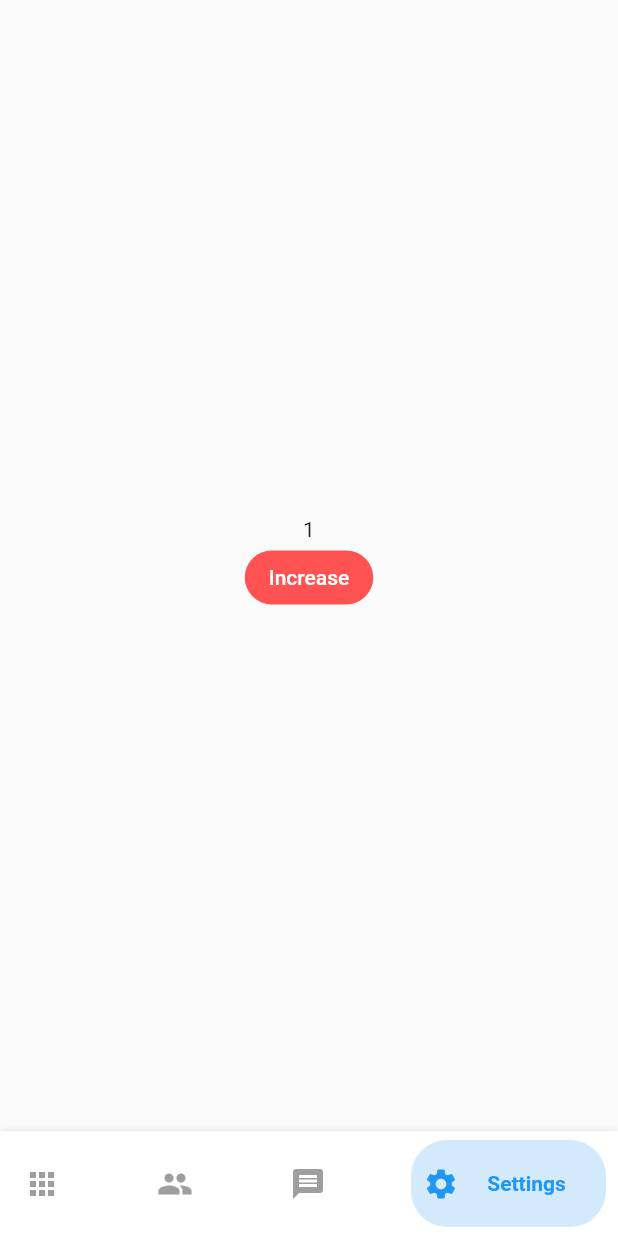
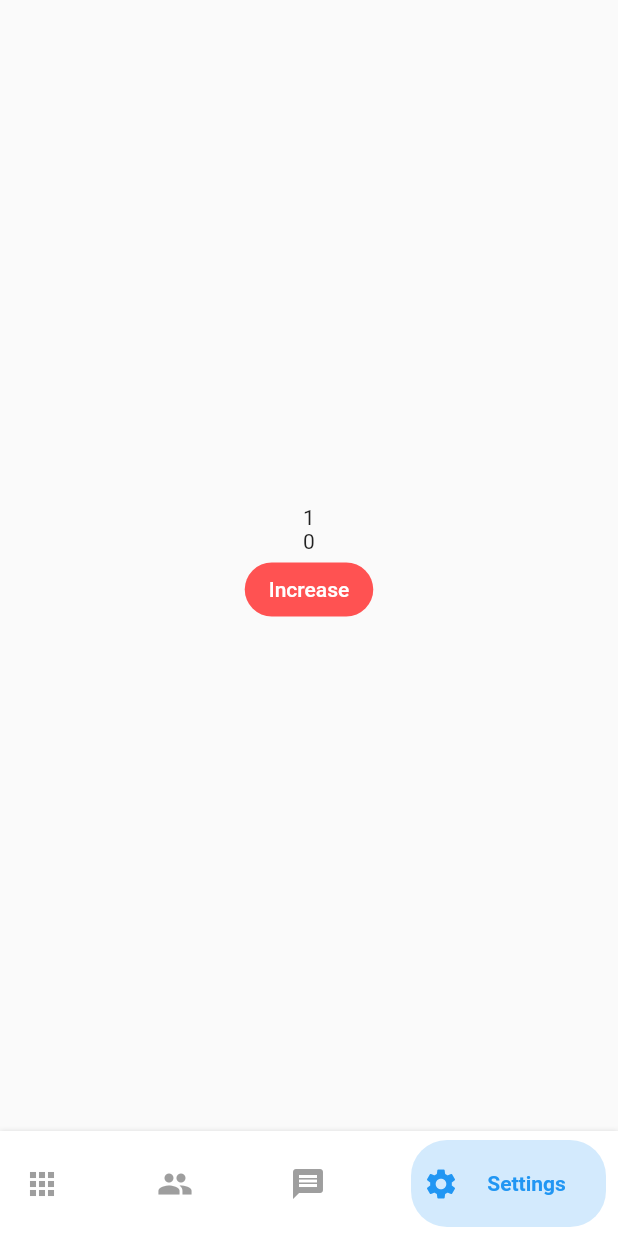
Before and after one commit to 525UmerYousaf/getx_bottom_nav_bar, a Flutter app: the screen it shows after launch, item 4 of the bottom bar chosen, after a tap on "Increase", on a phone screen of 412 x 824 dp. Run offline on Flutter 3.47's test engine with Material 2 defaults, Android fonts, the phone set to English and light mode, and no system bars; our stand-ins replace get.

Commit message:
sending final to GitHub

```diff
--- a/lib/main.dart
+++ b/lib/main.dart
@@ -1,6 +1,8 @@
 import './pages/dashboard/dashboard.dart';
 import 'package:flutter/material.dart';
 import 'package:get/get.dart';
+
+import 'pages/dashboard/dashboard_binding.dart';
 
 void main() {
   runApp(const MyApp());
@@ -22,9 +24,18 @@ class MyApp extends StatelessWidget {
         GetPage(
           name: "/",
           page: () => MyDashBoard(),
+          //  Inside above file is where all logic of routing is present but
+          //  without following binding above one is useless bcz inside binding
+          //  are all of my controllers are lazily-initialized.
+          binding: DashBoardBinding(),
+          //  The binding needs to be initialized inside "main.dart" file.
         ),
+        //  With above code, we're doing getX & bottom nav-bar
+        //  routing together.
       ],
-      home: MyDashBoard(),
+      //  Without removing below code i will get null check error bcz now
+      //  my "binding" and "page" property take controll of every-thing.
+      //  home: MyDashBoard(),
     );
   }
 }
--- a/lib/pages/add/add_controller.dart
+++ b/lib/pages/add/add_controller.dart
@@ -1,3 +1,9 @@
 import 'package:get/get.dart';
 
-class AddPage extends GetxController {}
+class AddController extends GetxController {
+  var counter = 0.obs;
+
+  void increaseConter() {
+    counter.value++;
+  }
+}
--- a/lib/pages/add/add_page.dart
+++ b/lib/pages/add/add_page.dart
@@ -1,48 +1,34 @@
-import 'package:flutter/cupertino.dart';
 import 'package:flutter/material.dart';
+import 'package:get/get.dart';
 
-class AddPage extends StatefulWidget {
-  const AddPage({Key? key}) : super(key: key);
+import './add_controller.dart';
 
-  @override
-  _AddPageState createState() => _AddPageState();
-}
-
-class _AddPageState extends State<AddPage> {
-  int counter=0;
+class AddPage extends GetView<AddController> {
+  int counter = 0;
   @override
   Widget build(BuildContext context) {
-    return  Scaffold(
+    return Scaffold(
       body: Container(
         child: Center(
           child: Column(
             mainAxisAlignment: MainAxisAlignment.center,
             crossAxisAlignment: CrossAxisAlignment.center,
             children: [
-              Text(
-                "$counter"
-              ),
+              Obx(() => Text('${controller.counter.value}')),
+              Text("$counter"),
               ElevatedButton(
                 style: ElevatedButton.styleFrom(
-                    primary:Colors.redAccent,
+                    primary: Colors.redAccent,
                     elevation: 0,
                     shape: RoundedRectangleBorder(
-                        borderRadius: BorderRadius.circular(20)
-                    )
-                ),
+                        borderRadius: BorderRadius.circular(20))),
                 child: Text("Increase"),
-                onPressed: (){
-                  setState(() {
-                    counter++;
-                  });
-                },
+                onPressed: () => controller.increaseConter(),
               ),
-
-
             ],
           ),
         ),
       ),
-    );;
+    );
   }
 }
--- a/lib/pages/home/home_controller.dart
+++ b/lib/pages/home/home_controller.dart
@@ -1,3 +1,5 @@
 import 'package:get/get.dart';
 
-class HomePage extends GetxController {}
+class HomePageController extends GetxController {
+  final String title = "Home Page Title";
+}
--- a/lib/pages/home/home_page.dart
+++ b/lib/pages/home/home_page.dart
@@ -1,13 +1,15 @@
 import 'package:flutter/material.dart';
 import 'package:get/get.dart';
 
-class HomePage extends StatelessWidget {
+import './home_controller.dart';
+
+class HomePage extends GetView<HomePageController> {
   @override
   Widget build(BuildContext context) {
     return Scaffold(
       appBar: AppBar(
         title: Text(
-          "Home page",
+          controller.title,
           style: TextStyle(color: Colors.black),
         ),
         elevation: 0,
--- a/lib/pages/users/users_page.dart
+++ b/lib/pages/users/users_page.dart
@@ -1,16 +1,28 @@
 import 'package:flutter/material.dart';
 import 'package:get/get.dart';
-
+import '../add/add_controller.dart';
 
 class UsersPage extends StatelessWidget {
+  final AddController c = Get.put(AddController());
   @override
   Widget build(BuildContext context) {
     return Scaffold(
       body: Container(
         child: Center(
-          child: Text(
-            "Users Page",
-            style: TextStyle(fontSize: 20),
+          child: Column(
+            children: [
+              Text(
+                "Users Number",
+                style: TextStyle(fontSize: 20),
+              ),
+              Divider(),
+              Obx(
+                () => Text(
+                  "${c.counter}",
+                  style: TextStyle(fontSize: 30),
+                ),
+              ),
+            ],
           ),
         ),
       ),
```
